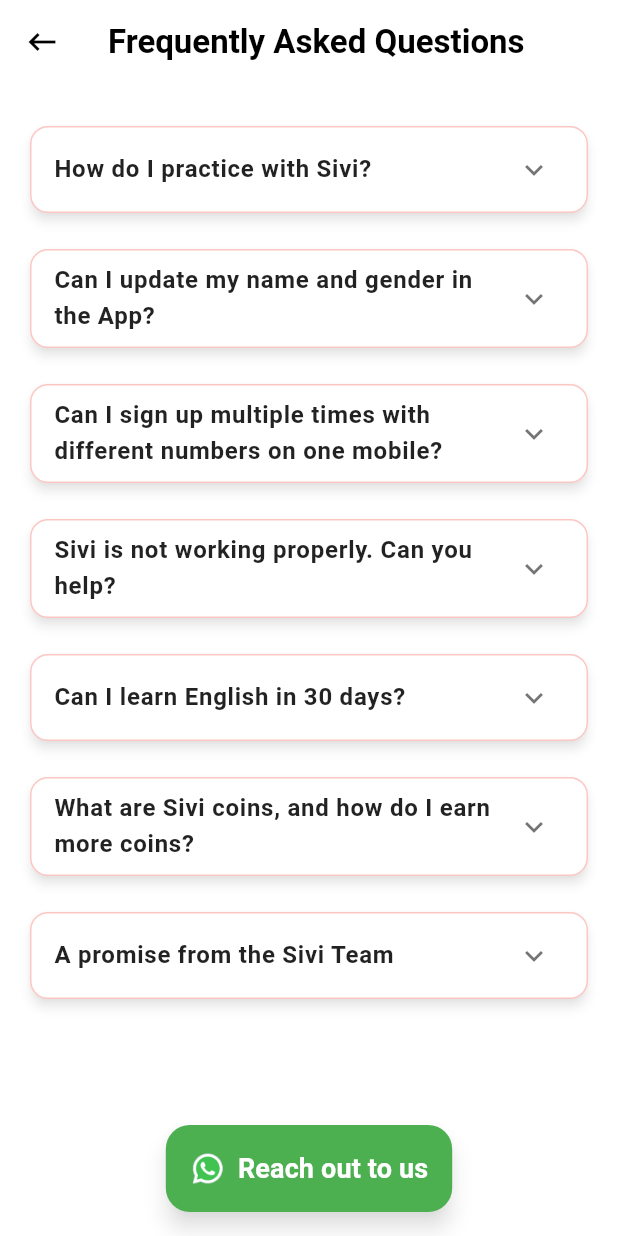
After one commit to Rutu83/A-J-hub, a Flutter app: the ProfileScreen screen opened directly, after a tap on "FAQs", on a phone screen of 412 x 824 dp. The commit adds this screen. Run offline on Flutter 3.47's test engine with Material 3 defaults, Android fonts, the phone set to English and light mode, and no system bars; our stand-ins replace cached_network_image, carousel_slider, country_picker, dotted_border, fl_chart, flutter_screenutil and 10 more; missing offline and left inert: flutter_appauth; accounts and stored records are empty; generated files the repository leaves out were written again; network calls fail; project files that could hold a hidden picture were left out.

Commit message:
20/11/2024

```diff
--- /dev/null
+++ b/lib/screens/faq_page.dart
@@ -0,0 +1,171 @@
+import 'package:flutter/material.dart';
+import 'package:url_launcher/url_launcher.dart';
+
+class FAQPage extends StatefulWidget {
+  const FAQPage({super.key});
+
+  @override
+  _FAQPageState createState() => _FAQPageState();
+}
+
+class _FAQPageState extends State<FAQPage> {
+  final List<Map<String, String>> faqList = [
+    {
+      "question": "How do I practice with Sivi?",
+      "answer":
+      "To practice with Sivi, you can access interactive modules designed to improve your skills. These modules include step-by-step exercises, quizzes, and practical activities to ensure an engaging learning experience."
+    },
+    {
+      "question": "Can I update my name and gender in the App?",
+      "answer":
+      "Yes, you can update your name and gender in the profile section of the app. Simply go to 'My Profile', select the edit option, and update your details. Make sure to save the changes for them to reflect in your account."
+    },
+    {
+      "question": "Can I sign up multiple times with different numbers on one mobile?",
+      "answer":
+      "No, the app allows only one account per mobile device. This ensures the security of your data and prevents misuse. If you need to switch accounts, log out and log in with a different number."
+    },
+    {
+      "question": "Sivi is not working properly. Can you help?",
+      "answer":
+      "If Sivi is not functioning properly, try restarting the app or your device. Ensure you have a stable internet connection. If the issue persists, contact our support team via the 'Help & Support' section in the app."
+    },
+    {
+      "question": "Can I learn English in 30 days?",
+      "answer":
+      "Learning English in 30 days depends on your effort and consistency. Sivi provides structured tools like daily lessons, quizzes, and vocabulary-building exercises to help you improve quickly. Dedicate time each day for best results."
+    },
+    {
+      "question": "What are Sivi coins, and how do I earn more coins?",
+      "answer":
+      "Sivi coins are rewards for completing activities in the app, such as finishing lessons, quizzes, and challenges. You can earn more coins by staying consistent and actively engaging with the app's features."
+    },
+    {
+      "question": "A promise from the Sivi Team",
+      "answer":
+      "We promise to provide a personalized and effective learning experience tailored to your goals. Our team is committed to supporting you with high-quality content, interactive features, and timely updates."
+    },
+  ];
+
+
+
+
+  @override
+  Widget build(BuildContext context) {
+    return Scaffold(
+      appBar: AppBar(
+        leading: InkWell(
+          onTap: (){
+            Navigator.pop(context);
+          },
+          child: const Icon(Icons.keyboard_backspace),
+        ),
+        title: const Text(
+          "Frequently Asked Questions",
+          style: TextStyle(color: Colors.black, fontWeight: FontWeight.w600),
+        ),
+        backgroundColor: Colors.white,
+        foregroundColor: Colors.black,
+        elevation: 0,
+      ),
+      body: Column(
+        children: [
+          Expanded(
+            child: ListView.builder(
+              padding: const EdgeInsets.all(16.0),
+              itemCount: faqList.length,
+              itemBuilder: (context, index) {
+                final item = faqList[index];
+                return Padding(
+                  padding: const EdgeInsets.symmetric(vertical: 8.0),
+                  child: Card(
+                    color: Colors.white,
+                    elevation: 3,
+                    shadowColor: Colors.grey.withOpacity(0.3),
+                    shape: RoundedRectangleBorder(
+                      borderRadius: BorderRadius.circular(12.0),
+                      side: BorderSide(
+                        color: Colors.red.withOpacity(0.3),
+                        width: 1.0,
+                      ),
+                    ),
+                    child: ExpansionTile(
+                      iconColor: Colors.red,
+                      collapsedIconColor: Colors.black54,
+                      title: Text(
+                        item["question"]!,
+                        style: const TextStyle(
+                          fontSize: 16,
+                          fontWeight: FontWeight.w600,
+                          color: Colors.black87,
+                        ),
+                      ),
+                      children: [
+                        Padding(
+                          padding: const EdgeInsets.symmetric(horizontal: 16.0, vertical: 8.0),
+                          child: Text(
+                            item["answer"]!,
+                            style: const TextStyle(
+                              fontSize: 14,
+                              color: Colors.black54,
+                              height: 1.5,
+                            ),
+                          ),
+                        ),
+                      ],
+                    ),
+                  ),
+                );
+              },
+            ),
+          ),
+          Padding(
+            padding: const EdgeInsets.symmetric(horizontal: 16.0, vertical: 16.0),
+            child: ElevatedButton.icon(
+              onPressed: _openWhatsApp,
+              style: ElevatedButton.styleFrom(
+                backgroundColor: Colors.green, // WhatsApp branding color
+                padding: const EdgeInsets.symmetric(vertical: 16,horizontal: 16),
+                shape: RoundedRectangleBorder(
+                  borderRadius: BorderRadius.circular(16.0), // Rounded edges for a smooth look
+                ),
+                elevation: 6, // Subtle shadow for a raised effect
+                shadowColor: Colors.grey.withOpacity(0.4), // Light shadow
+              ),
+              icon: Image.asset(
+                'assets/icons/whatsapp.png',
+                height: 24, // Adjust height
+                width: 24, // Adjust width
+                fit: BoxFit.contain,
+              ),
+              label: const Text(
+                "Reach out to us",
+                style: TextStyle(
+                  fontSize: 18, // Slightly larger text for readability
+                  fontWeight: FontWeight.w600,
+                  color: Colors.white, // White text for contrast against green background
+                ),
+              ),
+            ),
+          ),
+
+
+        ],
+      ),
+    );
+  }
+
+  void _openWhatsApp() async {
+    const phone = "919662545518"; // Replace with your number (in international format)
+    final message = Uri.encodeComponent("Hi, I need support!");
+    final whatsappUrl = "https://wa.me/$phone?text=$message";
+
+    if (await canLaunch(whatsappUrl)) {
+      await launch(whatsappUrl);
+    } else {
+      ScaffoldMessenger.of(context).showSnackBar(
+        const SnackBar(content: Text("Could not open WhatsApp. Please ensure it is installed.")),
+      );
+    }
+  }
+}
--- a/lib/screens/kyc_screen.dart
+++ b/lib/screens/kyc_screen.dart
@@ -1,6 +1,7 @@
 import 'dart:convert';
 import 'dart:io'; // Required for File (image uploading)
 import 'package:allinone_app/main.dart';
+import 'package:flutter/foundation.dart';
 import 'package:flutter/material.dart';
 import 'package:flutter_screenutil/flutter_screenutil.dart';
 import 'package:http/http.dart' as http;
@@ -182,8 +183,10 @@ class KycScreenState extends State<KycScreen> {
       // Get response body as string
       final responseBody = await response.stream.bytesToString();
 
-      print('Response Status Code: ${response.statusCode}');
-      print('Response Body: $responseBody');
+      if (kDebugMode) {
+        print('Response Body: $responseBody');
+        print('Response Status Code: ${response.statusCode}');
+      }
 
       // Handle response
       if (response.statusCode == 200) {
--- a/lib/screens/profile_screen.dart
+++ b/lib/screens/profile_screen.dart
@@ -8,7 +8,7 @@ import 'package:allinone_app/screens/business_list.dart';
 import 'package:allinone_app/screens/change_password_screen.dart';
 import 'package:allinone_app/screens/contact_us.dart';
 import 'package:allinone_app/screens/edit_profile.dart';
-import 'package:allinone_app/screens/help_support.dart';
+import 'package:allinone_app/screens/faq_page.dart';
 import 'package:allinone_app/screens/image_download_screen.dart';
 import 'package:allinone_app/screens/kyc_screen.dart';
 import 'package:allinone_app/screens/refer_earn.dart';
@@ -22,6 +22,7 @@ import 'package:flutter/services.dart';
 import 'package:flutter_screenutil/flutter_screenutil.dart';
 import 'package:google_fonts/google_fonts.dart';
 import 'package:shared_preferences/shared_preferences.dart';
+import 'package:url_launcher/url_launcher.dart';
 import 'package:webview_flutter/webview_flutter.dart';
 
 class ProfileScreen extends StatefulWidget {
@@ -355,11 +356,12 @@ class _ProfileScreenState extends State<ProfileScreen> {
   Widget _buildMenuOptions() {
     return Column(
       children: [
+        _buildMenuOption(Icons.groups, "Join Our Community"),
         _buildMenuOption(Icons.person_outline, "My Profile"),
         _buildMenuOption(Icons.person_outline, "My Business"),
         _buildMenuOption(Icons.list, "Business List"),
         _buildMenuOption(Icons.image, "Downloaded Images"),
-        _buildMenuOption(Icons.contact_mail_outlined, "Contact Us"),
+        _buildMenuOption(Icons.feed_sharp, "FAQs"),
         _buildMenuOption(Icons.info_outline, "Terms of use", 'https://www.ajhub.co.in/term-condition'),
         _buildMenuOption(Icons.account_balance_outlined, "KYC Details"),
         _buildMenuOption(Icons.privacy_tip_outlined, "Privacy Policy", 'https://www.ajhub.co.in/policy'),
@@ -374,12 +376,36 @@ class _ProfileScreenState extends State<ProfileScreen> {
     );
   }
 
+
+  void openWhatsApp(BuildContext context) async {
+    const phone = "919662545518"; // Replace with your WhatsApp number (country code + number)
+    final message = Uri.encodeComponent("Hi, I'd like to join the community!");
+    final whatsappUrl = "https://wa.me/$phone?text=$message";
+
+    if (await canLaunch(whatsappUrl)) {
+      await launch(whatsappUrl);
+    } else {
+      ScaffoldMessenger.of(context).showSnackBar(
+        const SnackBar(content: Text("Could not open WhatsApp. Please ensure the app is installed.")),
+      );
+    }
+  }
+
   Widget _buildMenuOption(IconData icon, String label, [String? url]) {
     return Container(
       margin: const EdgeInsets.only(bottom: 12),
       child: InkWell(
         onTap: () async {
-          if (label == "Logout") {
+
+          if (label == "Join Our Community") {
+            openWhatsApp(context);
+          }else if (label == "FAQs") {
+            Navigator.push(
+              context,
+              MaterialPageRoute(builder: (context) => const FAQPage()),
+            );
+          }
+          else if (label == "Logout") {
             var pref = await SharedPreferences.getInstance();
             await pref.remove(SplashScreenState.keyLogin);
             await pref.remove(TOKEN);
@@ -435,10 +461,7 @@ class _ProfileScreenState extends State<ProfileScreen> {
               MaterialPageRoute(builder: (context) => const ContactUs()),
             );
           } else if (label == "Help & Support") {
-            Navigator.push(
-              context,
-              MaterialPageRoute(builder: (context) => const HelpSupport()),
-            );
+            openWhatsApp(context);
           }
           else if (label == "Change Password") {
             Navigator.push(
@@ -553,12 +576,3 @@ class WebViewScreen extends StatelessWidget {
     );
   }
 }
-
-
-//
-//
-// Build scheduled during frame.
-//
-// While the widget tree was being built, laid out, and painted, a new frame was scheduled to rebuild the widget tree.
-//
-// This might be because setState() was called from a layout or paint callback. If a change is needed to the widget tree, it should be applied as the tree is being built. Scheduling a change for the subsequent frame instead results in an interface that lags behind by one frame. If this was done to make your build dependent on a size measured at layout time, consider using a LayoutBuilder, CustomSingleChildLayout, or CustomMultiChildLayout. If, on the other hand, the one frame delay is the desired effect, for example because this is an animation, consider scheduling the frame in a post-frame callback using SchedulerBinding.addPostFrameCallback or using an AnimationController to trigger the animation.
```
Also changed, not shown: pubspec.lock, 1 other file.
